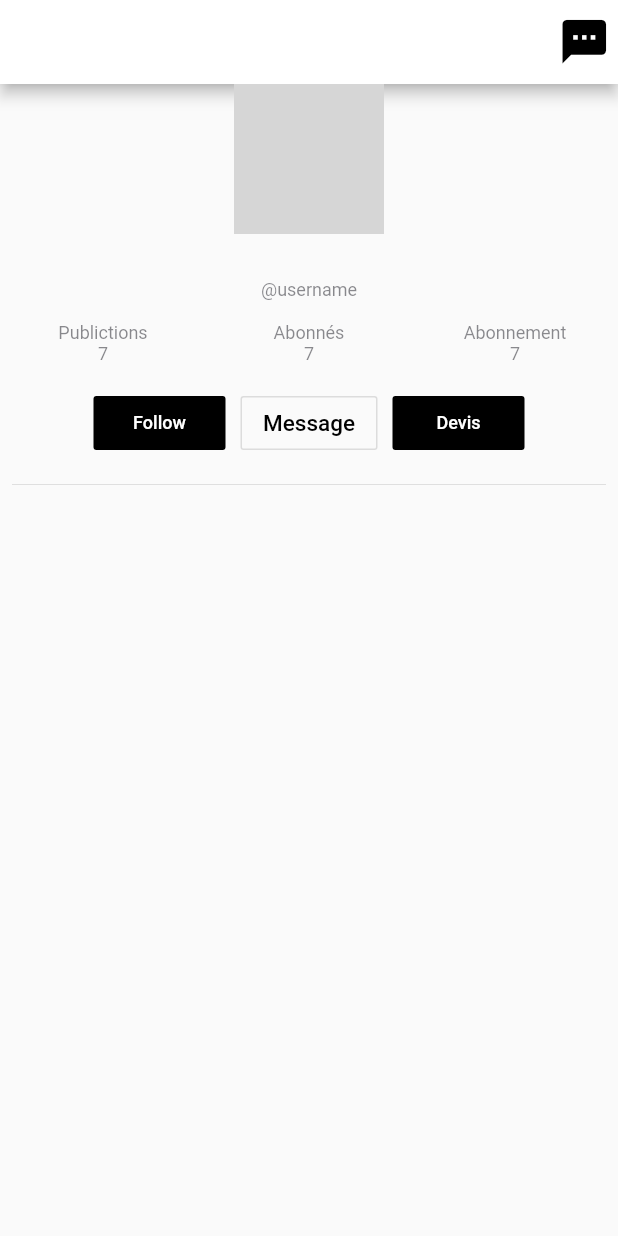
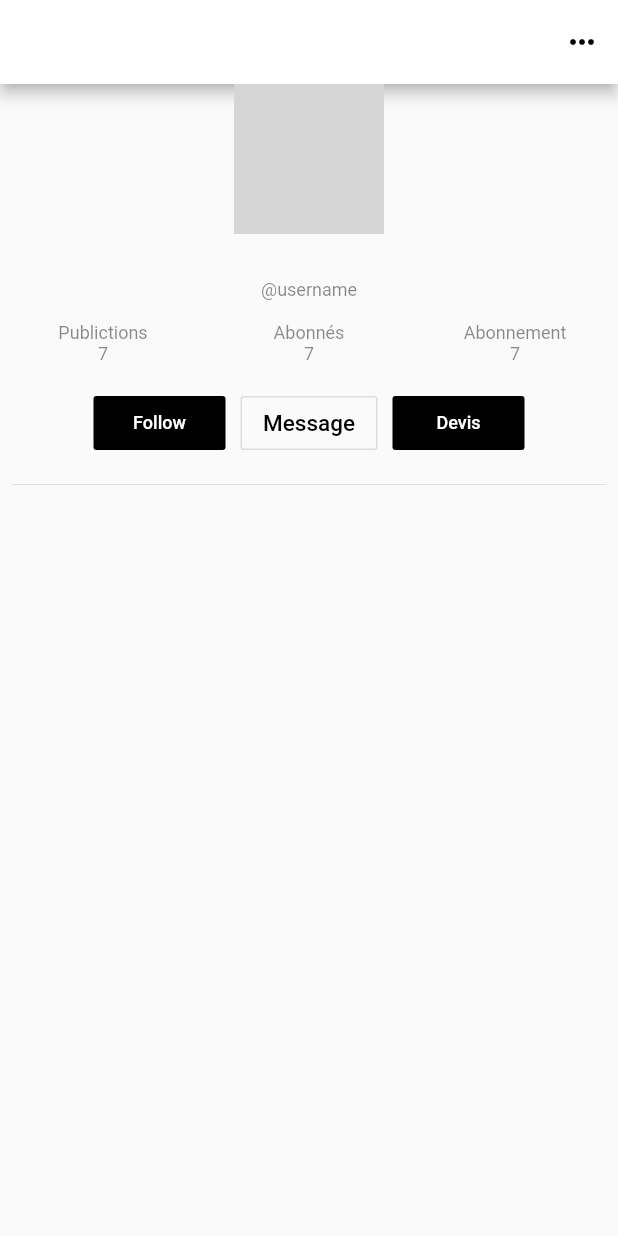
Before and after one commit to etiamayedze/master_project, a Flutter app: the UserProfile screen opened directly, on a phone screen of 412 x 824 dp. Run offline on Flutter 3.47's test engine with Material 2 defaults, Android fonts, the phone set to English and light mode, and no system bars; our stand-ins replace cloud_firestore, firebase_auth, firebase_core, firebase_storage, flutter_svg, fluttertoast and 5 more; accounts and stored records are empty; network calls fail; project files that could hold a hidden picture were left out; grey boxes are pictures that could not be loaded.

Commit message:
:construction: minor changes

```diff
--- a/lib/screens/profile/user_profile.dart
+++ b/lib/screens/profile/user_profile.dart
@@ -60,16 +60,24 @@ class _UserProfileState extends State<UserProfile> {
                 fontSize: 20,
               )),
           backgroundColor: Colors.white,
-          actions: <Widget>[
-            IconButton(
-              icon: const Icon(
-                Icons.textsms,
-                color: Colors.black,
-                size: 35,
-              ),
-              onPressed: () {
-                Deconnexion(context);
-              },
+          actions: [
+            PopupMenuButton(
+                icon: Icon(Icons.more_horiz_outlined,
+                  color: Colors.black,
+                ),
+                itemBuilder: (context) => [
+                  PopupMenuItem(
+                    child: Text("Deconnexion"),
+                    onTap: () => Deconnexion(context),
+                    value: 1,
+                  ),
+
+                  /*PopupMenuItem(
+                    child: Text("Second"),
+                    value: 2,
+                  )*/
+
+                ]
             )
           ],
         ),
```
